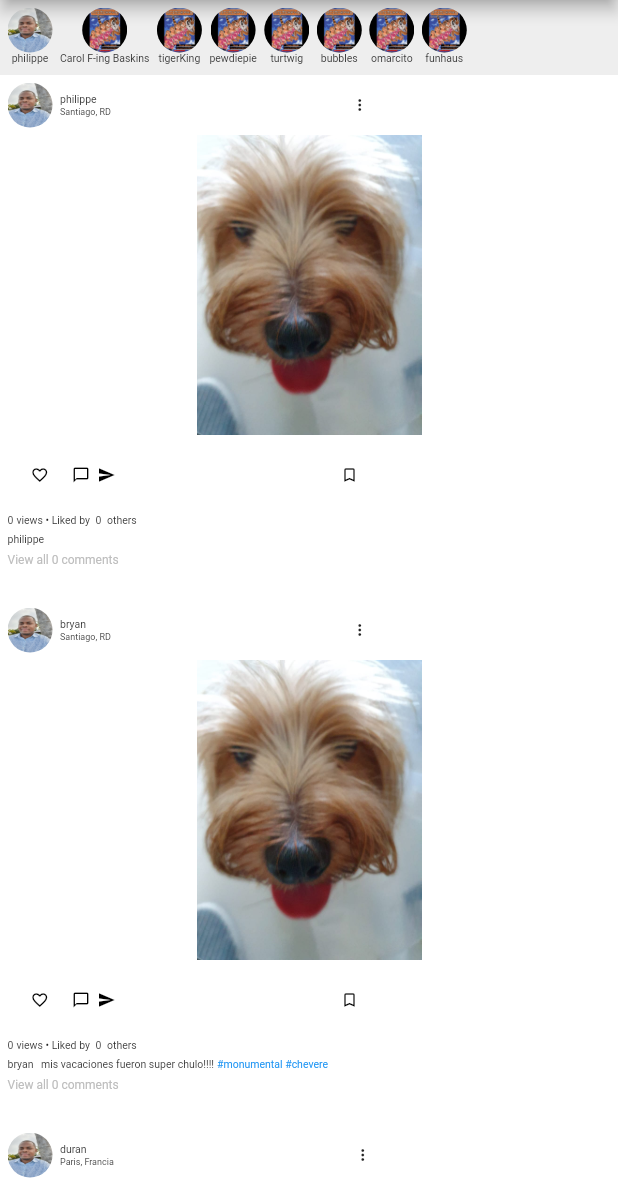
After one commit to Djsiclait/Fakestagram, a Flutter app: the screen it shows after launch, on a phone screen of 412 x 824 dp, the part 54-1236 px from its top. The commit adds this screen. Run offline on Flutter 3.47's test engine with Material 2 defaults, Android fonts, the light colour scheme and no system bars; Roboto replaces fonts that are missing (Lato).

Commit message:
Refactor code

```diff
--- a/lib/main.dart
+++ b/lib/main.dart
@@ -1,4 +1,4 @@
-import 'package:app/src/presentation/fakestagram_home_page.dart';
+import 'package:app/src/routes/fakestagram_home_page.dart';
 import 'package:flutter/material.dart';
 
 void main() => runApp(MyApp());
--- /dev/null
+++ b/lib/src/entity/story.dart
@@ -0,0 +1,7 @@
+class Story{
+  //fields
+  final String username;
+
+  // Constructor
+  Story(this.username);
+}
--- /dev/null
+++ b/lib/src/presentation/fake_home_content.dart
@@ -0,0 +1,32 @@
+import 'package:app/src/entity/post.dart';
+import 'package:app/src/widgets/fake_post_widget.dart';
+import 'package:flutter/material.dart';
+
+import 'fake_stories_panel.dart';
+
+class FakeHomeContent extends StatelessWidget {
+  @override
+  Widget build(BuildContext context) {
+    return Container(
+      child: ListView(
+        // All Page contents
+        children: <Widget>[
+
+          // Stories
+          FakeStoriesPanel('philippe'),
+
+          // Posts
+          FakePost(Post('philippe', location: 'Santiago, RD',)),
+          FakePost(Post('bryan', location: 'Santiago, RD', description: 'mis vacaciones fueron super chulo!!!!', hashtags: '#monumental #chevere',)),
+          FakePost(Post('duran', location: 'Paris, Francia', views: 231, comments: 42,)),
+
+          Padding(
+            padding: EdgeInsets.all(5.0),
+            child: Icon(Icons.autorenew, color: Colors.grey[400], size: 20,),
+          ),
+
+        ],
+      ),
+    );
+  }
+}
--- /dev/null
+++ b/lib/src/presentation/fake_stories_panel.dart
@@ -0,0 +1,57 @@
+import 'package:app/src/entity/story.dart';
+import 'package:app/src/widgets/fake_story_widget.dart';
+import 'package:flutter/material.dart';
+
+class FakeStoriesPanel extends StatelessWidget {
+  // fields
+  final String username;
+
+  // Constructor
+  FakeStoriesPanel(this.username);
+
+  @override
+  Widget build(BuildContext context) {
+    return Container(
+      color: Colors.grey[200],
+      height: 50,
+      child: ListView(
+        scrollDirection: Axis.horizontal,
+        children: <Widget>[
+
+          // User's Story
+          Padding(
+            padding: EdgeInsets.only(top: 5.0, left: 5.0, bottom: 5.0),
+            child: Column(
+              children: <Widget>[
+
+                Container(
+                  width: 30,
+                  height: 30,
+                  decoration: BoxDecoration(
+                    shape: BoxShape.circle,
+                    image: DecorationImage(
+                      fit: BoxFit.fill,
+                      image: AssetImage('assets/profile.jpeg'),
+                    ),
+                  ),
+                ),
+                Center(child: Text(this.username, style: TextStyle(fontSize: 7.0), textAlign: TextAlign.center,)),
+
+              ],
+            ),
+          ),
+
+          // Other users' stories
+          FakeStory(Story('Carol F-ing Baskins')),
+          FakeStory(Story('tigerKing')),
+          FakeStory(Story('pewdiepie')),
+          FakeStory(Story('turtwig')),
+          FakeStory(Story('bubbles')),
+          FakeStory(Story('omarcito')),
+          FakeStory(Story('funhaus')),
+
+        ],
+      ),
+    );
+  }
+}
--- /dev/null
+++ b/lib/src/routes/fakestagram_home_page.dart
@@ -0,0 +1,19 @@
+import 'package:app/src/presentation/fake_home_content.dart';
+import 'package:flutter/cupertino.dart';
+import 'package:flutter/material.dart';
+import '../presentation/fake_home_appbar.dart';
+
+class FakestagramHome extends StatelessWidget{
+  @override
+  Widget build(BuildContext context){
+    return Scaffold(
+      backgroundColor: Colors.deepOrange[50],
+
+      // Appbar / Banner
+      appBar: FakeHomeAppBar(),
+
+      // Body or content of the home page
+      body: FakeHomeContent(),
+    );
+  }
+}
--- /dev/null
+++ b/lib/src/widgets/fake_story_widget.dart
@@ -0,0 +1,34 @@
+import 'package:app/src/entity/story.dart';
+import 'package:flutter/material.dart';
+
+class FakeStory extends StatelessWidget {
+  // Field
+  final Story story;
+
+  FakeStory(this.story);
+
+  @override
+  Widget build(BuildContext context) {
+    return Padding(
+      padding: EdgeInsets.only(top: 5.0, left: 5.0, bottom: 5.0),
+      child: Column(
+        children: <Widget>[
+
+          Container(
+            width: 30,
+            height: 30,
+            decoration: BoxDecoration(
+              shape: BoxShape.circle,
+              image: DecorationImage(
+                fit: BoxFit.fill,
+                image: AssetImage('assets/carol_baskins.jpeg'),
+              ),
+            ),
+          ),
+          Center(child: Text(this.story.username, style: TextStyle(fontSize: 7.0), textAlign: TextAlign.center,)),
+
+        ],
+      ),
+    );
+  }
+}
```
Also changed, not shown: lib/src/presentation/fakestagram_home_page.dart (deleted, +0 -203 lines).
